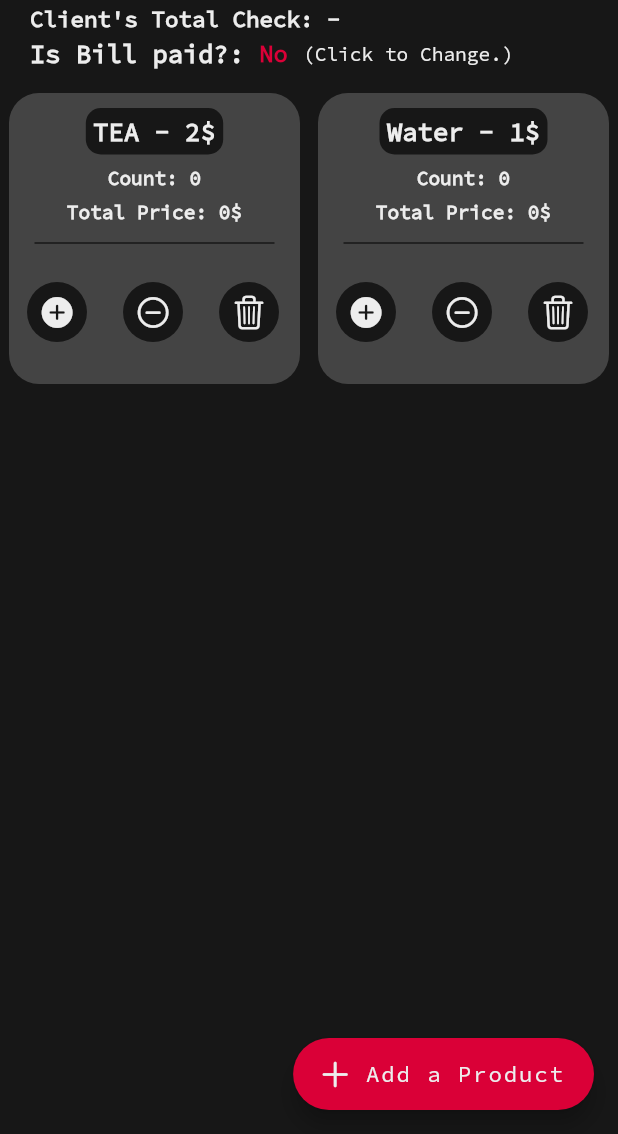
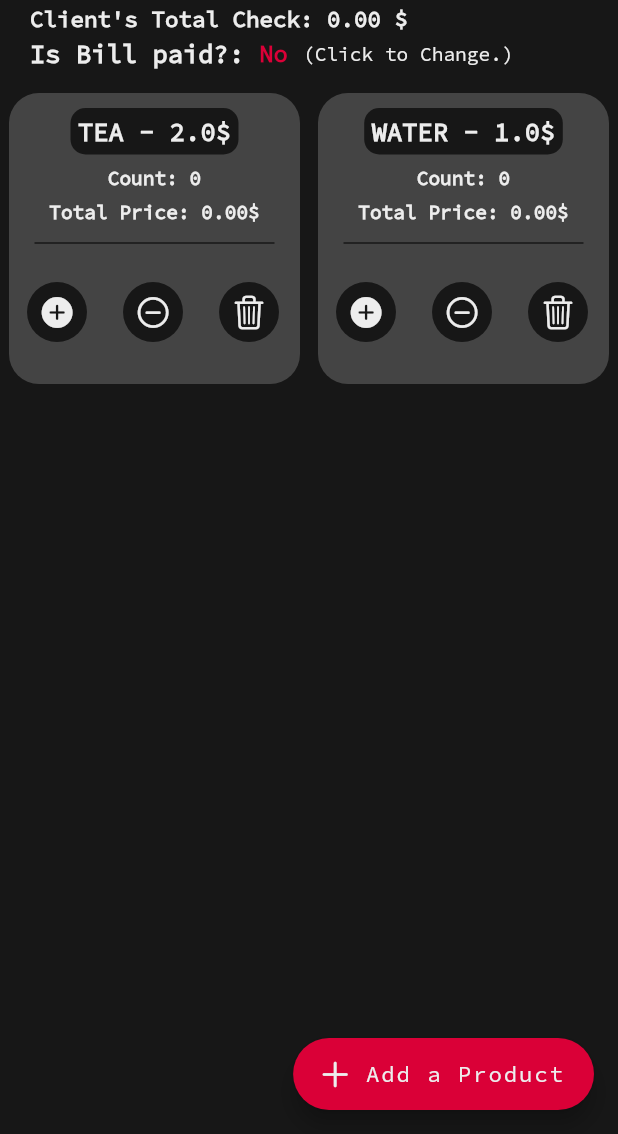
Before and after one commit to kyuzo021/offic3, a Flutter app: the ClientScreen screen opened directly with empty values, on a phone screen of 412 x 824 dp, the part 102-1236 px from its top. Run offline on Flutter 3.47's test engine with Material 2 defaults, Android fonts, the phone set to English and light mode, and no system bars; our stand-ins replace animated_text_kit.

Commit message:
version 0.6.3 -not completed-

```diff
--- a/lib/consts, globals/constants_globals.dart
+++ b/lib/consts, globals/constants_globals.dart
@@ -27,6 +27,13 @@ const kLabelTextStyle = TextStyle(
 const kLabelTextStyle2 = TextStyle(
   fontFamily: 'SourceCodePro',
   fontSize: 22,
+  fontWeight: FontWeight.w900,
+  color: kColor4,
+);
+
+const kLabelTextStyle3 = TextStyle(
+  fontFamily: 'SourceCodePro',
+  fontSize: 18,
   fontWeight: FontWeight.w900,
   color: kColor4,
 );
--- a/lib/main.dart
+++ b/lib/main.dart
@@ -3,11 +3,11 @@ import 'package:offic3/consts,%20globals/constants_globals.dart';
 import 'package:offic3/screens/welcome_screen.dart';
 
 void main() {
-  runApp(const Offic3());
+  runApp(const MyApp());
 }
 
-class Offic3 extends StatelessWidget {
-  const Offic3({Key? key}) : super(key: key);
+class MyApp extends StatelessWidget {
+  const MyApp({Key? key}) : super(key: key);
 
   @override
   Widget build(BuildContext context) {
--- a/lib/reusables/reusable_clientcard.dart
+++ b/lib/reusables/reusable_clientcard.dart
@@ -8,11 +8,13 @@ class ReusableClientCard extends StatefulWidget {
       required this.productname,
       required this.unitprice,
       required this.indexForclientcard,
-      required this.delete})
+      required this.delete,
+      required this.totalpricefunc})
       : super(key: key);
 
+  final void Function(double) totalpricefunc;
   final String productname;
-  final int unitprice;
+  final double unitprice;
   int indexForclientcard;
   final void Function(int) delete;
 
@@ -23,7 +25,7 @@ class ReusableClientCard extends StatefulWidget {
 class _ReusableClientCardState extends State<ReusableClientCard> {
   int productcount = 0;
 
-  totalpricecalculator() {
+  double totalPriceCalculator() {
     return productcount * widget.unitprice;
   }
 
@@ -57,7 +59,7 @@ class _ReusableClientCardState extends State<ReusableClientCard> {
           ),
           const SizedBox(height: 7),
           Text(
-            "Total Price: ${totalpricecalculator()}\$",
+            "Total Price: ${totalPriceCalculator().toStringAsFixed(2)}\$",
             style: kStandardTextStyle4,
           ),
           const SizedBox(height: 5),
@@ -74,6 +76,7 @@ class _ReusableClientCardState extends State<ReusableClientCard> {
                   onPressed: () {
                     setState(() {
                       productcount += 1;
+                      widget.totalpricefunc(widget.unitprice);
                     });
                   },
                   child: const Icon(
@@ -88,6 +91,9 @@ class _ReusableClientCardState extends State<ReusableClientCard> {
                 TextButton(
                   onPressed: () {
                     setState(() {
+                      if(productcount != 0){
+                        widget.totalpricefunc(-widget.unitprice);
+                      }
                       productcount == 0 ? productcount -= 0 : productcount -= 1;
                     });
                   },
@@ -102,6 +108,7 @@ class _ReusableClientCardState extends State<ReusableClientCard> {
                 ),
                 TextButton(
                   onPressed: () {
+                      widget.totalpricefunc(-(productcount * widget.unitprice));
                       widget.delete(widget.indexForclientcard);
                   },
                   child: const Icon(
--- a/lib/screens/client_screen.dart
+++ b/lib/screens/client_screen.dart
@@ -17,6 +17,15 @@ class ClientScreen extends StatefulWidget {
 class _PrimaryScreenState extends State<ClientScreen> {
   //variable for is bill paid button.
   late bool isBillPaid = false;
+
+  late double totalCheck = 0;
+
+  void sumCheck(double value) {
+    totalCheck += value;
+    setState(() {});
+  }
+
+  //client list that is getting printed on the screen.
   List<ReusableClientCard> clientList = [];
 
   //variables for floating action button.
@@ -31,7 +40,6 @@ class _PrimaryScreenState extends State<ClientScreen> {
         clientList[i].indexForclientcard = clientList[i].indexForclientcard - 1;
       }
       setState(() {});
-      print(clientList.length);
     }
   }
 
@@ -41,12 +49,16 @@ class _PrimaryScreenState extends State<ClientScreen> {
       productname: "TEA",
       unitprice: 2,
       indexForclientcard: clientList.length,
-        delete: deleteReusable));
+      delete: deleteReusable,
+      totalpricefunc: sumCheck,
+    ));
     clientList.add(ReusableClientCard(
-        productname: "Water",
+      productname: "WATER",
       unitprice: 1,
       indexForclientcard: clientList.length,
-        delete: deleteReusable));
+      delete: deleteReusable,
+      totalpricefunc: sumCheck,
+    ));
   }
 
   @override
@@ -74,17 +86,15 @@ class _PrimaryScreenState extends State<ClientScreen> {
                 children: [
                   TextField(
                     keyboardType: TextInputType.text,
-                    onSubmitted: (String value) {
-                      setState(() {
+                    onChanged: (String value) {
                       productName = value;
-                      });
                     },
                     decoration:
                         const InputDecoration(labelText: 'Product\'s name.'),
                   ),
                   TextField(
                     keyboardType: TextInputType.number,
-                    onSubmitted: (String value) {
+                    onChanged: (String value) {
                       setState(() {
                         productPrice = value;
                       });
@@ -101,9 +111,10 @@ class _PrimaryScreenState extends State<ClientScreen> {
                       clientList.add(
                         ReusableClientCard(
                           productname: productName,
-                          unitprice: int.parse(productPrice),
+                          unitprice: double.parse(productPrice),
                           indexForclientcard: clientList.length,
                           delete: deleteReusable,
+                          totalpricefunc: sumCheck,
                         ),
                       );
                     });
@@ -138,8 +149,8 @@ class _PrimaryScreenState extends State<ClientScreen> {
                   const SizedBox(height: 1),
                   const Text('Overview', style: kStandardTextStyle2),
                   const SizedBox(height: 3),
-                  const Text(
-                    'Client\'s Total Check: -',
+                  Text(
+                    'Client\'s Total Check: ${totalCheck.toStringAsFixed(2)} \$',
                     style: kStandardTextStyle2,
                   ),
                   const SizedBox(height: 3),
--- a/pubspec.yaml
+++ b/pubspec.yaml
@@ -14,6 +14,7 @@ dependencies:
 
   cupertino_icons: ^1.0.2
   animated_text_kit: ^4.2.1
+  provider: ^6.0.3
 
 
 dev_dependencies:
```
Also changed, not shown: lib/reusables/reusable_clientlistcard.dart (+19 -6 lines), lib/reusables/reusable_daylistcard.dart (+17 -3 lines), pubspec.lock. Lines whose indentation alone changed are shown as unchanged.
